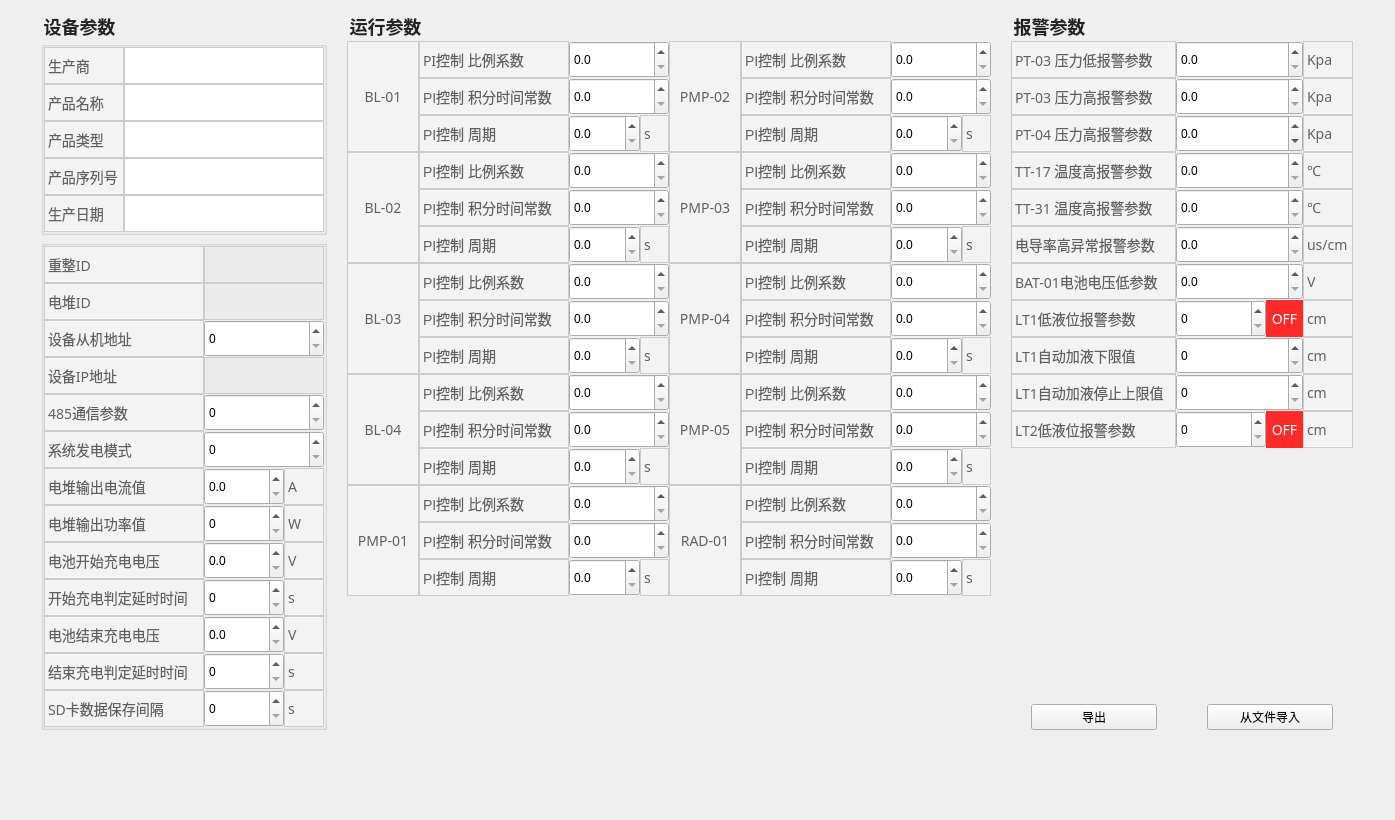
Before: the Qt Designer form ParameterConfiguration/parameterconfiguration.ui in Hccccc1/MOH_viewer, drawn with Qt 5.
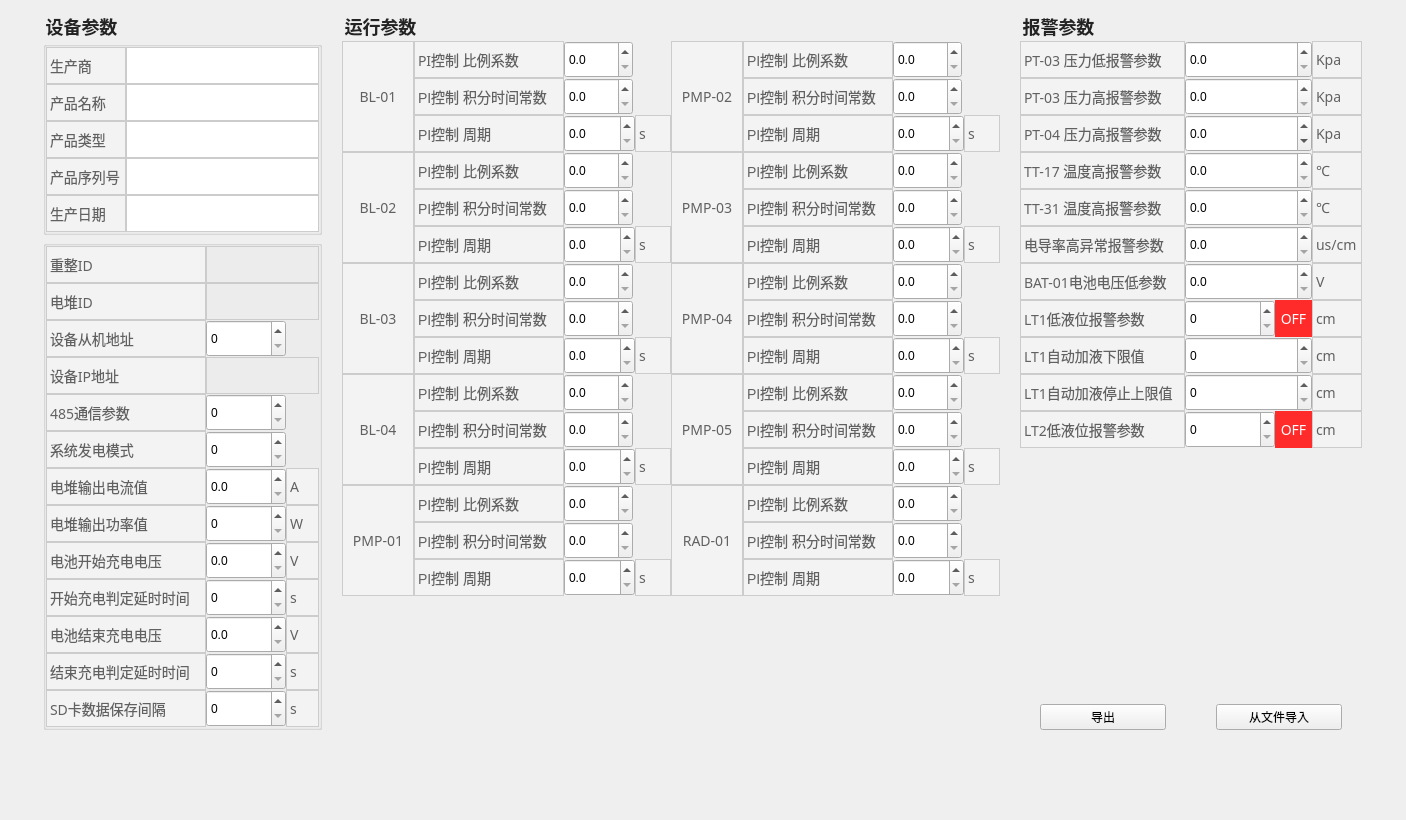
After: the same form once the commit is applied.

```diff
--- a/ParameterConfiguration/parameterconfiguration.ui
+++ b/ParameterConfiguration/parameterconfiguration.ui
@@ -6,7 +6,7 @@
    <rect>
     <x>0</x>
     <y>0</y>
-    <width>1395</width>
+    <width>1406</width>
     <height>820</height>
    </rect>
   </property>
@@ -179,7 +179,7 @@
             <widget class="QSpinBox" name="devSlaveAddr">
              <property name="minimumSize">
               <size>
-               <width>120</width>
+               <width>80</width>
                <height>37</height>
               </size>
              </property>
@@ -194,6 +194,19 @@
              </property>
             </widget>
            </item>
+           <item>
+            <spacer name="horizontalSpacer_5">
+             <property name="orientation">
+              <enum>Qt::Horizontal</enum>
+             </property>
+             <property name="sizeHint" stdset="0">
+              <size>
+               <width>40</width>
+               <height>20</height>
+              </size>
+             </property>
+            </spacer>
+           </item>
           </layout>
          </item>
          <item row="5" column="0">
@@ -233,7 +246,7 @@
             <widget class="QSpinBox" name="sysGenerateMode">
              <property name="minimumSize">
               <size>
-               <width>120</width>
+               <width>80</width>
                <height>37</height>
               </size>
              </property>
@@ -248,6 +261,19 @@
              </property>
             </widget>
            </item>
+           <item>
+            <spacer name="horizontalSpacer_4">
+             <property name="orientation">
+              <enum>Qt::Horizontal</enum>
+             </property>
+             <property name="sizeHint" stdset="0">
+              <size>
+               <width>40</width>
+               <height>20</height>
+              </size>
+             </property>
+            </spacer>
+           </item>
           </layout>
          </item>
          <item row="9" column="0">
@@ -681,7 +707,7 @@
             <widget class="QSpinBox" name="serialPara">
              <property name="minimumSize">
               <size>
-               <width>120</width>
+               <width>80</width>
                <height>37</height>
               </size>
              </property>
@@ -696,6 +722,19 @@
              </property>
             </widget>
            </item>
+           <item>
+            <spacer name="horizontalSpacer_3">
+             <property name="orientation">
+              <enum>Qt::Horizontal</enum>
+             </property>
+             <property name="sizeHint" stdset="0">
+              <size>
+               <width>40</width>
+               <height>20</height>
+              </size>
+             </property>
+            </spacer>
+           </item>
           </layout>
          </item>
          <item row="6" column="0">
@@ -1356,7 +1395,7 @@
              <widget class="QDoubleSpinBox" name="Kp_PMP03">
               <property name="minimumSize">
                <size>
-                <width>100</width>
+                <width>68</width>
                 <height>37</height>
                </size>
               </property>
@@ -1380,6 +1419,19 @@
               </property>
              </widget>
             </item>
+            <item>
+             <spacer name="horizontalSpacer_18">
+              <property name="orientation">
+               <enum>Qt::Horizontal</enum>
+              </property>
+              <property name="sizeHint" stdset="0">
+               <size>
+                <width>40</width>
+                <height>20</height>
+               </size>
+              </property>
+             </spacer>
+            </item>
            </layout>
           </item>
           <item>
@@ -1419,7 +1471,7 @@
              <widget class="QDoubleSpinBox" name="Ti_PMP03">
               <property name="minimumSize">
                <size>
-                <width>100</width>
+                <width>68</width>
                 <height>37</height>
                </size>
               </property>
@@ -1443,6 +1495,19 @@
               </property>
              </widget>
             </item>
+            <item>
+             <spacer name="horizontalSpacer_19">
+              <property name="orientation">
+               <enum>Qt::Horizontal</enum>
+              </property>
+              <property name="sizeHint" stdset="0">
+               <size>
+                <width>40</width>
+                <height>20</height>
+               </size>
+              </property>
+             </spacer>
+            </item>
            </layout>
           </item>
           <item>
@@ -1612,7 +1677,7 @@
              <widget class="QDoubleSpinBox" name="Kp_RAD01">
               <property name="minimumSize">
                <size>
-                <width>100</width>
+                <width>68</width>
                 <height>37</height>
                </size>
               </property>
@@ -1636,6 +1701,19 @@
               </property>
              </widget>
             </item>
+            <item>
+             <spacer name="horizontalSpacer_24">
+              <property name="orientation">
+               <enum>Qt::Horizontal</enum>
+              </property>
+              <property name="sizeHint" stdset="0">
+               <size>
+                <width>40</width>
+                <height>20</height>
+               </size>
+              </property>
+             </spacer>
+            </item>
            </layout>
           </item>
           <item>
@@ -1675,7 +1753,7 @@
              <widget class="QDoubleSpinBox" name="Ti_RAD01">
               <property name="minimumSize">
                <size>
-                <width>100</width>
+                <width>68</width>
                 <height>37</height>
                </size>
               </property>
@@ -1696,6 +1774,19 @@
               </property>
              </widget>
             </item>
+            <item>
+             <spacer name="horizontalSpacer_25">
+              <property name="orientation">
+               <enum>Qt::Horizontal</enum>
+              </property>
+              <property name="sizeHint" stdset="0">
+               <size>
+                <width>40</width>
+                <height>20</height>
+               </size>
+              </property>
+             </spacer>
+            </item>
            </layout>
           </item>
           <item>
@@ -1865,7 +1956,7 @@
              <widget class="QDoubleSpinBox" name="Kp_BL03">
               <property name="minimumSize">
                <size>
-                <width>100</width>
+                <width>68</width>
                 <height>37</height>
                </size>
               </property>
@@ -1889,6 +1980,19 @@
               </property>
              </widget>
             </item>
+            <item>
+             <spacer name="horizontalSpacer_9">
+              <property name="orientation">
+               <enum>Qt::Horizontal</enum>
+              </property>
+              <property name="sizeHint" stdset="0">
+               <size>
+                <width>40</width>
+                <height>20</height>
+               </size>
+              </property>
+             </spacer>
+            </item>
            </layout>
           </item>
           <item>
@@ -1928,7 +2032,7 @@
              <widget class="QDoubleSpinBox" name="Ti_BL03">
               <property name="minimumSize">
                <size>
-                <width>100</width>
+                <width>68</width>
                 <height>37</height>
                </size>
               </property>
@@ -1949,6 +2053,19 @@
               </property>
              </widget>
             </item>
+            <item>
+             <spacer name="horizontalSpacer_10">
+              <property name="orientation">
+               <enum>Qt::Horizontal</enum>
+              </property>
+              <property name="sizeHint" stdset="0">
+               <size>
+                <width>40</width>
+                <height>20</height>
+               </size>
+              </property>
+             </spacer>
+            </item>
            </layout>
           </item>
           <item>
@@ -2118,7 +2235,7 @@
              <widget class="QDoubleSpinBox" name="Kp_PMP04">
               <property name="minimumSize">
                <size>
-                <width>100</width>
+                <width>68</width>
                 <height>37</height>
                </size>
               </property>
@@ -2142,6 +2259,19 @@
               </property>
              </widget>
             </item>
+            <item>
+             <spacer name="horizontalSpacer_20">
+              <property name="orientation">
+               <enum>Qt::Horizontal</enum>
+              </property>
+              <property name="sizeHint" stdset="0">
+               <size>
+                <width>40</width>
+                <height>20</height>
+               </size>
+              </property>
+             </spacer>
+            </item>
            </layout>
           </item>
           <item>
@@ -2181,7 +2311,7 @@
              <widget class="QDoubleSpinBox" name="Ti_PMP04">
               <property name="minimumSize">
                <size>
-                <width>100</width>
+                <width>68</width>
                 <height>37</height>
                </size>
               </property>
@@ -2202,6 +2332,19 @@
               </property>
              </widget>
             </item>
+            <item>
+             <spacer name="horizontalSpacer_21">
+              <property name="orientation">
+               <enum>Qt::Horizontal</enum>
+              </property>
+              <property name="sizeHint" stdset="0">
+               <size>
+                <width>40</width>
+                <height>20</height>
+               </size>
+              </property>
+             </spacer>
+            </item>
            </layout>
           </item>
           <item>
@@ -2371,7 +2514,7 @@
              <widget class="QDoubleSpinBox" name="Kp_BL04">
               <property name="minimumSize">
                <size>
-                <width>100</width>
+                <width>68</width>
                 <height>37</height>
                </size>
               </property>
@@ -2395,6 +2538,19 @@
               </property>
              </widget>
             </item>
+            <item>
+             <spacer name="horizontalSpacer_11">
+              <property name="orientation">
+               <enum>Qt::Horizontal</enum>
+              </property>
+              <property name="sizeHint" stdset="0">
+               <size>
+                <width>40</width>
+                <height>20</height>
+               </size>
+              </property>
+             </spacer>
+            </item>
            </layout>
           </item>
           <item>
@@ -2434,7 +2590,7 @@
              <widget class="QDoubleSpinBox" name="Ti_BL04">
               <property name="minimumSize">
                <size>
-                <width>100</width>
+                <width>68</width>
                 <height>37</height>
                </size>
               </property>
@@ -2455,6 +2611,19 @@
               </property>
              </widget>
             </item>
+            <item>
+             <spacer name="horizontalSpacer_12">
+              <property name="orientation">
+               <enum>Qt::Horizontal</enum>
+              </property>
+              <property name="sizeHint" stdset="0">
+               <size>
+                <width>40</width>
+                <height>20</height>
+               </size>
+              </property>
+             </spacer>
+            </item>
            </layout>
           </item>
           <item>
@@ -2596,7 +2765,7 @@
              <widget class="QLabel" name="label_24">
               <property name="minimumSize">
                <size>
-                <width>80</width>
+                <width>150</width>
                 <height>37</height>
                </size>
               </property>
@@ -2624,7 +2793,7 @@
              <widget class="QDoubleSpinBox" name="Kp_BL02">
               <property name="minimumSize">
                <size>
-                <width>100</width>
+                <width>68</width>
                 <height>37</height>
                </size>
               </property>
@@ -2648,6 +2817,19 @@
               </property>
              </widget>
             </item>
+            <item>
+             <spacer name="horizontalSpacer_8">
+              <property name="orientation">
+               <enum>Qt::Horizontal</enum>
+              </property>
+              <property name="sizeHint" stdset="0">
+               <size>
+                <width>40</width>
+                <height>20</height>
+               </size>
+              </property>
+             </spacer>
+            </item>
            </layout>
           </item>
           <item>
@@ -2659,7 +2841,7 @@
              <widget class="QLabel" name="label_25">
               <property name="minimumSize">
                <size>
-                <width>80</width>
+                <width>150</width>
                 <height>37</height>
                </size>
               </property>
@@ -2687,7 +2869,7 @@
              <widget class="QDoubleSpinBox" name="Ti_BL02">
               <property name="minimumSize">
                <size>
-                <width>100</width>
+                <width>68</width>
                 <height>37</height>
                </size>
               </property>
@@ -2708,6 +2890,19 @@
               </property>
              </widget>
             </item>
+            <item>
+             <spacer name="horizontalSpacer_13">
+              <property name="orientation">
+               <enum>Qt::Horizontal</enum>
+              </property>
+              <property name="sizeHint" stdset="0">
+               <size>
+                <width>40</width>
+                <height>20</height>
+               </size>
+              </property>
+             </spacer>
+            </item>
            </layout>
           </item>
           <item>
@@ -2883,7 +3078,7 @@
              <widget class="QDoubleSpinBox" name="Kp_PMP02">
               <property name="minimumSize">
                <size>
-                <width>100</width>
+                <width>68</width>
                 <height>37</height>
                </size>
               </property>
@@ -2907,6 +3102,19 @@
               </property>
              </widget>
             </item>
+            <item>
+             <spacer name="horizontalSpacer_16">
+              <property name="orientation">
+               <enum>Qt::Horizontal</enum>
+              </property>
+              <property name="sizeHint" stdset="0">
+               <size>
+                <width>40</width>
+                <height>20</height>
+               </size>
+              </property>
+             </spacer>
+            </item>
            </layout>
           </item>
           <item>
@@ -2946,7 +3154,7 @@
              <widget class="QDoubleSpinBox" name="Ti_PMP02">
               <property name="minimumSize">
                <size>
-                <width>100</width>
+                <width>68</width>
                 <height>37</height>
                </size>
               </property>
@@ -2967,6 +3175,19 @@
               </property>
              </widget>
             </item>
+            <item>
+             <spacer name="horizontalSpacer_17">
+              <property name="orientation">
+               <enum>Qt::Horizontal</enum>
+              </property>
+              <property name="sizeHint" stdset="0">
+               <size>
+                <width>40</width>
+                <height>20</height>
+               </size>
+              </property>
+             </spacer>
+            </item>
            </layout>
           </item>
           <item>
@@ -3006,7 +3227,7 @@
              <widget class="QDoubleSpinBox" name="Tsm_PMP02">
               <property name="minimumSize">
                <size>
-                <width>60</width>
+                <width>68</width>
                 <height>37</height>
                </size>
               </property>
@@ -3108,7 +3329,7 @@
              <widget class="QLabel" name="label_20">
               <property name="minimumSize">
                <size>
-                <width>80</width>
+                <width>150</width>
                 <height>37</height>
                </size>
               </property>
@@ -3137,7 +3358,7 @@
              <widget class="QDoubleSpinBox" name="Kp_BL01">
               <property name="minimumSize">
                <size>
-                <width>100</width>
+                <width>68</width>
                 <height>37</height>
                </size>
               </property>
@@ -3158,6 +3379,19 @@
               </property>
              </widget>
             </item>
+            <item>
+             <spacer name="horizontalSpacer_6">
+              <property name="orientation">
+               <enum>Qt::Horizontal</enum>
+              </property>
+              <property name="sizeHint" stdset="0">
+               <size>
+                <width>40</width>
+                <height>20</height>
+               </size>
+              </property>
+             </spacer>
+            </item>
            </layout>
           </item>
           <item>
@@ -3169,7 +3403,7 @@
              <widget class="QLabel" name="label_21">
               <property name="minimumSize">
                <size>
-                <width>80</width>
+                <width>150</width>
                 <height>37</height>
                </size>
               </property>
@@ -3197,7 +3431,7 @@
              <widget class="QDoubleSpinBox" name="Ti_BL01">
               <property name="minimumSize">
                <size>
-                <width>100</width>
+                <width>68</width>
                 <height>37</height>
                </size>
               </property>
@@ -3218,6 +3452,19 @@
               </property>
              </widget>
             </item>
+            <item>
+             <spacer name="horizontalSpacer_7">
+              <property name="orientation">
+               <enum>Qt::Horizontal</enum>
+              </property>
+              <property name="sizeHint" stdset="0">
+               <size>
+                <width>40</width>
+                <height>20</height>
+               </size>
+              </property>
+             </spacer>
+            </item>
            </layout>
           </item>
           <item>
@@ -3393,7 +3640,7 @@
              <widget class="QDoubleSpinBox" name="Kp_PMP05">
               <property name="minimumSize">
                <size>
-                <width>100</width>
+                <width>68</width>
                 <height>37</height>
                </size>
               </property>
@@ -3417,6 +3664,19 @@
               </property>
              </widget>
             </item>
+            <item>
+             <spacer name="horizontalSpacer_22">
+              <property name="orientation">
+               <enum>Qt::Horizontal</enum>
+              </property>
+              <property name="sizeHint" stdset="0">
+               <size>
+                <width>40</width>
+                <height>20</height>
+               </size>
+              </property>
+             </spacer>
+            </item>
            </layout>
           </item>
           <item>
@@ -3456,7 +3716,7 @@
              <widget class="QDoubleSpinBox" name="Ti_PMP05">
               <property name="minimumSize">
                <size>
-                <width>100</width>
+                <width>68</width>
                 <height>37</height>
                </size>
               </property>
@@ -3477,6 +3737,19 @@
               </property>
              </widget>
             </item>
+            <item>
+             <spacer name="horizontalSpacer_23">
+              <property name="orientation">
+               <enum>Qt::Horizontal</enum>
+              </property>
+              <property name="sizeHint" stdset="0">
+               <size>
+                <width>40</width>
+                <height>20</height>
+               </size>
+              </property>
+             </spacer>
+            </item>
            </layout>
           </item>
           <item>
@@ -3646,7 +3919,7 @@
              <widget class="QDoubleSpinBox" name="Kp_PMP01">
               <property name="minimumSize">
                <size>
-                <width>100</width>
+                <width>68</width>
                 <height>37</height>
                </size>
               </property>
@@ -3670,6 +3943,19 @@
               </property>
              </widget>
             </item>
+            <item>
+             <spacer name="horizontalSpacer_14">
+              <property name="orientation">
+               <enum>Qt::Horizontal</enum>
+              </property>
+              <property name="sizeHint" stdset="0">
+               <size>
+                <width>40</width>
+                <height>20</height>
+               </size>
+              </property>
+             </spacer>
+            </item>
            </layout>
           </item>
           <item>
@@ -3709,7 +3995,7 @@
              <widget class="QDoubleSpinBox" name="Ti_PMP01">
               <property name="minimumSize">
                <size>
-                <width>100</width>
+                <width>68</width>
                 <height>37</height>
                </size>
               </property>
@@ -3730,6 +4016,19 @@
               </property>
              </widget>
             </item>
+            <item>
+             <spacer name="horizontalSpacer_15">
+              <property name="orientation">
+               <enum>Qt::Horizontal</enum>
+              </property>
+              <property name="sizeHint" stdset="0">
+               <size>
+                <width>40</width>
+                <height>20</height>
+               </size>
+              </property>
+             </spacer>
+            </item>
            </layout>
           </item>
           <item>
```
Left out of the diff: 1060 changed lines with no effect on the pictures.
